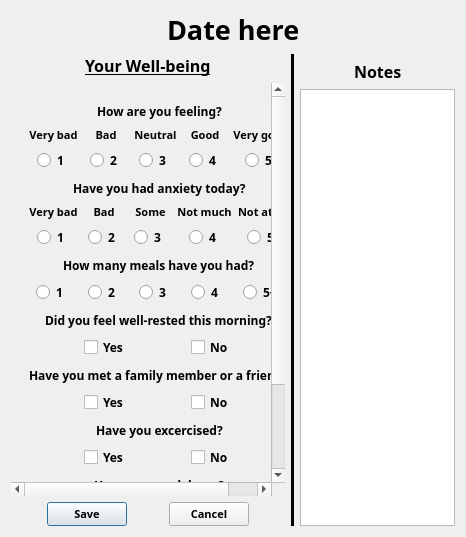
Old version of the form project_root/src/gui/Registration_form_prototype.ui in the repository CopycatPandaExpressChowMein/Agile-Development-Project-2025.
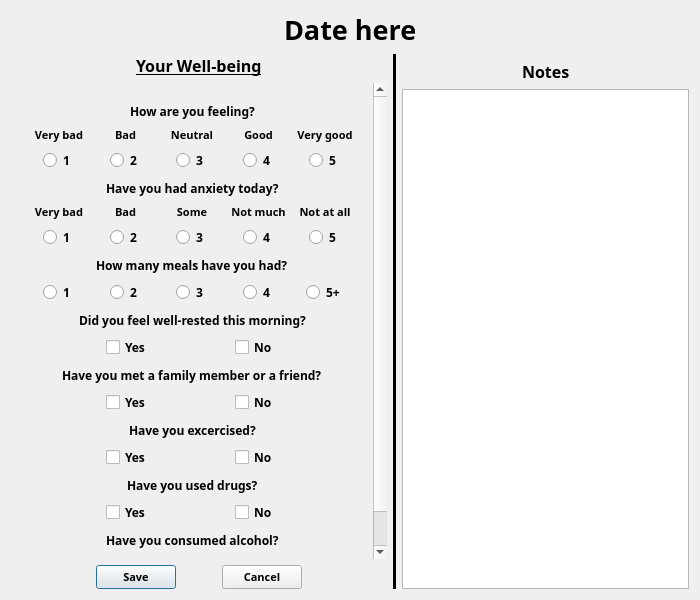
New version of the form.

Patch:
```diff
--- a/project_root/src/gui/Registration_form_prototype.ui
+++ b/project_root/src/gui/Registration_form_prototype.ui
@@ -6,10 +6,16 @@
    <rect>
     <x>0</x>
     <y>0</y>
-    <width>466</width>
-    <height>537</height>
+    <width>700</width>
+    <height>600</height>
    </rect>
   </property>
+  <property name="minimumSize">
+   <size>
+    <width>700</width>
+    <height>600</height>
+   </size>
+  </property>
   <property name="font">
    <font>
     <pointsize>8</pointsize>
@@ -127,8 +133,8 @@
            <rect>
             <x>0</x>
             <y>0</y>
-            <width>240</width>
-            <height>494</height>
+            <width>403</width>
+            <height>605</height>
            </rect>
           </property>
           <layout class="QVBoxLayout" name="verticalLayout_12">
@@ -2056,6 +2062,7 @@
              <property name="font">
               <font>
                <family>Book Antiqua</family>
+               <pointsize>8</pointsize>
                <weight>75</weight>
                <bold>true</bold>
               </font>
@@ -2083,6 +2090,7 @@
              <property name="font">
               <font>
                <family>Book Antiqua</family>
+               <pointsize>8</pointsize>
                <weight>75</weight>
                <bold>true</bold>
               </font>
```
Left out of the diff: 8 changed lines with no effect on the pictures.
